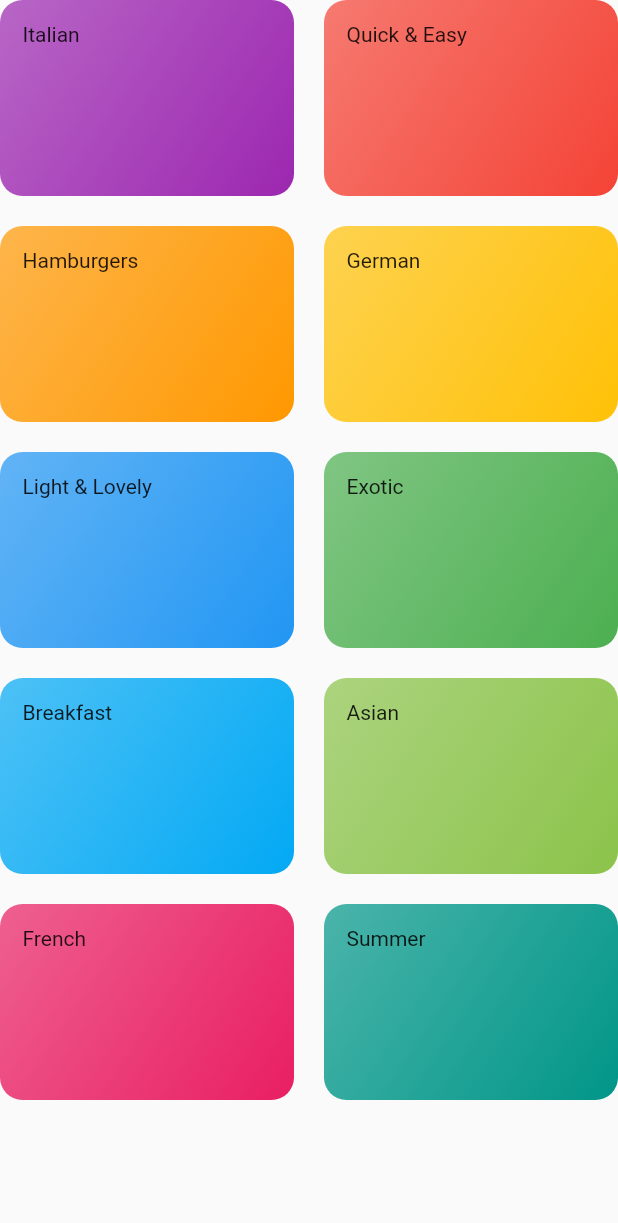
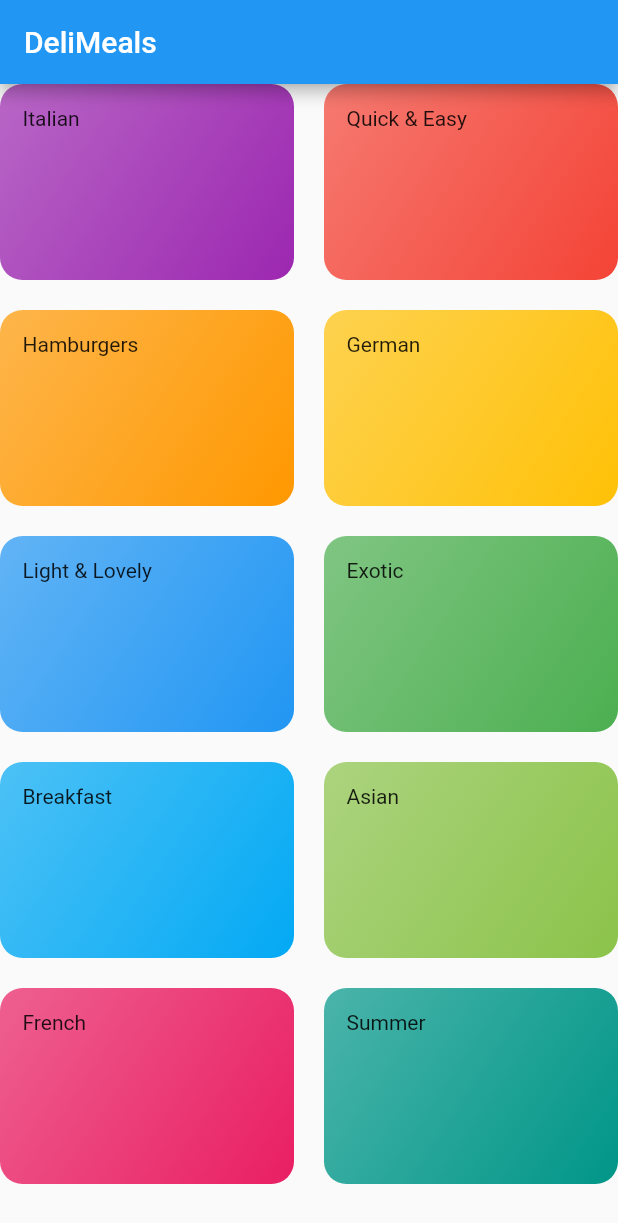
Before and after one commit to Vibhav04/Meals-App, a Flutter app: the CategoriesScreen screen opened directly, on a phone screen of 412 x 824 dp. Shown: the top 1223 px of the screen. Run offline on Flutter 3.47's test engine with Material 2 defaults, Android fonts, the phone set to English and light mode, and no system bars.

Commit message:
seting categories screen as home page

```diff
--- a/lib/categories_screen.dart
+++ b/lib/categories_screen.dart
@@ -8,7 +8,11 @@ class CategoriesScreen extends StatelessWidget {
 
   @override
   Widget build(BuildContext context) {
-    return GridView(
+    return Scaffold(
+      appBar: AppBar(
+        title: const Text('DeliMeals'),
+      ),
+      body: GridView(
         gridDelegate: const SliverGridDelegateWithMaxCrossAxisExtent(
           maxCrossAxisExtent: 200,
           childAspectRatio: 3 / 2,
@@ -23,6 +27,7 @@ class CategoriesScreen extends StatelessWidget {
               ),
             )
             .toList(),
+      ),
     );
   }
 }
```
Also changed, not shown: lib/main.dart (+3 -22 lines). Lines whose indentation alone changed are shown as unchanged.
